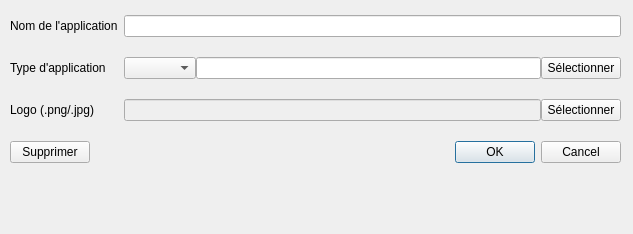
Qt form dialogadditem.ui (SPSLTIC/app-directory) before a commit.
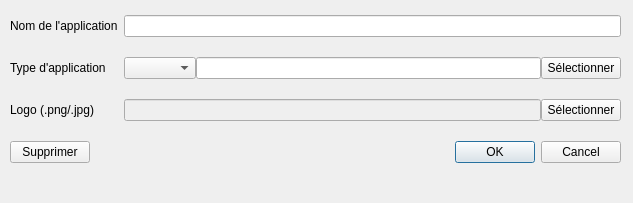
The same form after that commit.

Diff of the .ui file:
```diff
--- a/dialogadditem.ui
+++ b/dialogadditem.ui
@@ -7,7 +7,7 @@
     <x>0</x>
     <y>0</y>
     <width>633</width>
-    <height>234</height>
+    <height>203</height>
    </rect>
   </property>
   <property name="sizePolicy">
@@ -25,7 +25,7 @@
      <x>10</x>
      <y>10</y>
      <width>611</width>
-     <height>211</height>
+     <height>181</height>
     </rect>
    </property>
    <layout class="QFormLayout" name="formLayout">
```
